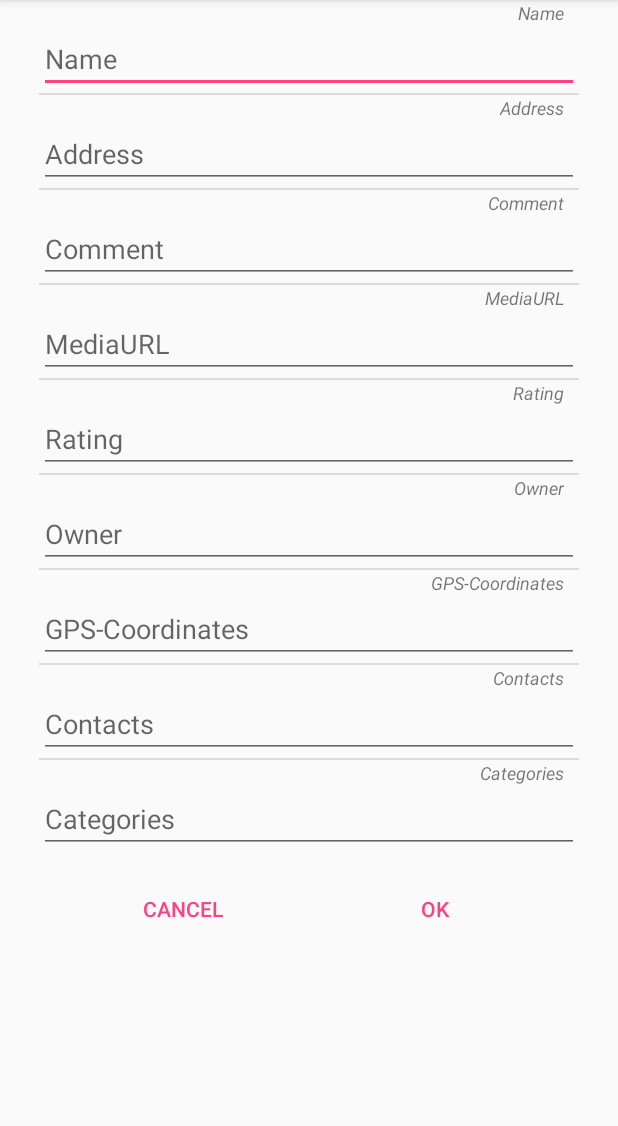
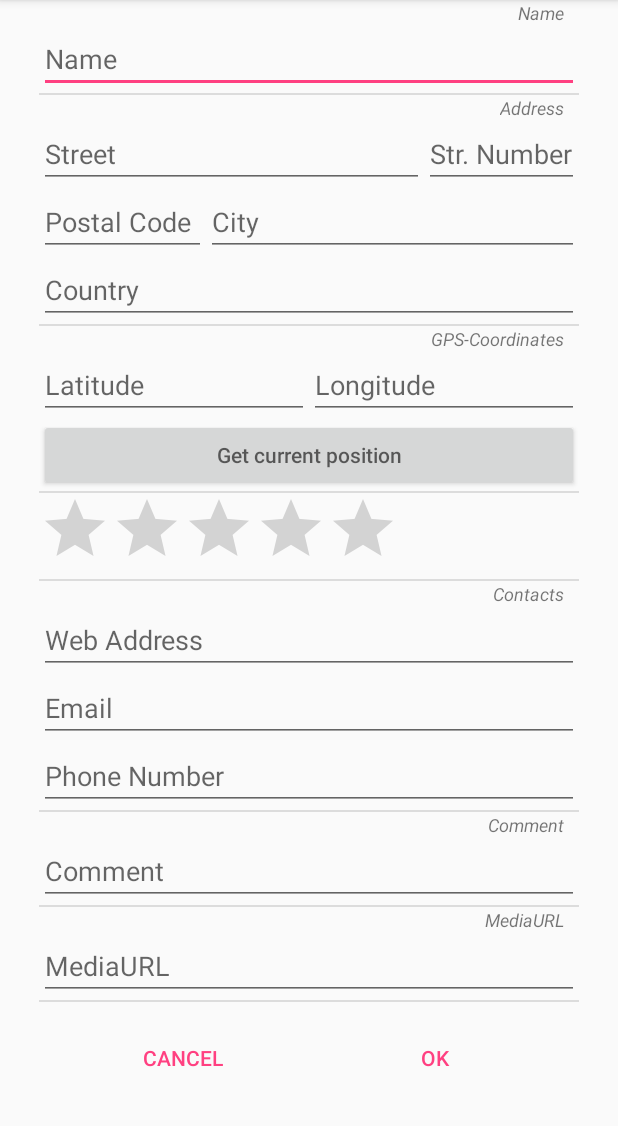
Before and after one commit to pflingstring/place-planner, an Android app: the LocationEditFragment screen opened directly, with no data from a screen before it, on a phone screen of 412 x 824 dp, the part 84-1210 px from its top. Run offline under Robolectric (Android 15) with nearby library versions, the light colour scheme and no system bars.

Commit message:
update LocationEdit view

```diff
--- a/SWP16_Impl_NST/app/src/main/java/swp/swp16_impl_nst/locations/views/fragments/LocationEditFragment.java
+++ b/SWP16_Impl_NST/app/src/main/java/swp/swp16_impl_nst/locations/views/fragments/LocationEditFragment.java
@@ -27,15 +27,9 @@ public class LocationEditFragment extends Fragment
     private final static String CURRENT_POSITION = LocationsMainActivity.CURRENT_POSITION;
     OnClickListener clickListener;
     private EditText name;
-    private EditText owner;
-    private EditText rating;
-    private EditText address;
     private EditText comment;
     private EditText mediaUrl;
-    private EditText contacts;
     private Location location;
-    private EditText categories;
-    private EditText coordinates;
 
     public LocationEditFragment()
     { /** Required empty public constructor */ }
@@ -132,27 +126,10 @@ public class LocationEditFragment extends Fragment
     public void setName(EditText name)
     { this.name = name; }
 
-    public void setOwner(EditText owner)
-    { this.owner = owner; }
-
-    public void setRating(EditText rating)
-    { this.rating = rating; }
-
-    public void setAddress(EditText address)
-    { this.address = address; }
-
     public void setComment(EditText comment)
     { this.comment = comment; }
-
-    public void setContacts(EditText contacts)
-    { this.contacts = contacts; }
 
     public void setMediaUrl(EditText mediaUrl)
     { this.mediaUrl = mediaUrl; }
 
-    public void setCategories(EditText categories)
-    { this.categories = categories; }
-
-    public void setCoordinates(EditText coordinates)
-    { this.coordinates = coordinates; }
 }
--- a/SWP16_Impl_NST/app/src/main/java/swp/swp16_impl_nst/utils/LocationUtils.java
+++ b/SWP16_Impl_NST/app/src/main/java/swp/swp16_impl_nst/utils/LocationUtils.java
@@ -23,37 +23,19 @@ public class LocationUtils
         if (fragment instanceof LocationEditFragment)
         {
             EditText name  = (EditText) view.findViewById(R.id.name);
-            EditText owner = (EditText) view.findViewById(R.id.owner);
-            EditText rating  = (EditText) view.findViewById(R.id.rating);
             EditText comment = (EditText) view.findViewById(R.id.comment);
-            EditText address = (EditText) view.findViewById(R.id.address);
             EditText mediaUrl    = (EditText) view.findViewById(R.id.mediaUrl);
-            EditText categories  = (EditText) view.findViewById(R.id.categories);
-            EditText contacts    = (EditText) view.findViewById(R.id.contactDetails);
-            EditText coordinates = (EditText) view.findViewById(R.id.gpsCoordinates);
 
             if (location != null)
             {
                 name.setText(location.getName());
                 comment.setText(location.getComment());
                 mediaUrl.setText(location.getMediaUrl());
-                owner.setText(location.getOwner().toString());
-                rating.setText(location.getRating().toString());
-                address.setText(location.getAddress().toString());
-                contacts.setText(location.getContact().toString());
-                categories.setText(location.getCategory().toString());
-                coordinates.setText(location.getCoordinates().toString());
             }
 
             ((LocationEditFragment) fragment).setName(name);
-            ((LocationEditFragment) fragment).setOwner(owner);
-            ((LocationEditFragment) fragment).setRating(rating);
             ((LocationEditFragment) fragment).setComment(comment);
-            ((LocationEditFragment) fragment).setAddress(address);
-            ((LocationEditFragment) fragment).setContacts(contacts);
             ((LocationEditFragment) fragment).setMediaUrl(mediaUrl);
-            ((LocationEditFragment) fragment).setCategories(categories);
-            ((LocationEditFragment) fragment).setCoordinates(coordinates);
         }
         else // is instance of LocationDetailsFragment
         {
@@ -61,7 +43,7 @@ public class LocationUtils
             TextView country = (TextView) view.findViewById(R.id.country);
             TextView address_city = (TextView) view.findViewById(R.id.address_city);
             TextView address_street = (TextView) view.findViewById(R.id.address_street);
-            TextView address_number = (TextView) view.findViewById(R.id.address_number);
+            TextView address_number = (TextView) view.findViewById(R.id.street_number);
             TextView category_main_name = (TextView) view.findViewById(R.id.category_main_name);
             TextView address_postal_code = (TextView) view.findViewById(R.id.address_postal_code);
             RatingBar ratingBar = (RatingBar) view.findViewById(R.id.rating);
--- a/SWP16_Impl_NST/app/src/main/res/layout/fragment_location_details.xml
+++ b/SWP16_Impl_NST/app/src/main/res/layout/fragment_location_details.xml
@@ -72,7 +72,7 @@
                 android:paddingRight="10dp"/>
 
             <TextView
-                android:id="@+id/address_number"
+                android:id="@+id/street_number"
                 android:layout_width="match_parent"
                 android:layout_height="wrap_content"/>
         </LinearLayout>
--- a/SWP16_Impl_NST/app/src/main/res/layout/fragment_location_edit.xml
+++ b/SWP16_Impl_NST/app/src/main/res/layout/fragment_location_edit.xml
@@ -8,127 +8,193 @@
     <LinearLayout
         android:layout_width="match_parent"
         android:layout_height="wrap_content"
-        android:paddingRight="10dp"
+        android:orientation="vertical"
         android:paddingLeft="10dp"
-        android:orientation="vertical">
+        android:paddingRight="10dp">
 
+
+        <!--location name-->
         <TextView
             style="@style/SmallAndItalic"
             android:layout_width="wrap_content"
             android:layout_height="wrap_content"
             android:layout_gravity="end"
             android:text="@string/name"/>
+
         <EditText
+            android:id="@+id/name"
             android:layout_width="match_parent"
             android:layout_height="wrap_content"
-            android:hint="@string/name"
-            android:id="@+id/name"/>
+            android:hint="@string/name"/>
         <View style="@style/Divider"/>
 
+
+        <!--Address-->
         <TextView
             style="@style/SmallAndItalic"
             android:layout_width="wrap_content"
             android:layout_height="wrap_content"
             android:layout_gravity="end"
             android:text="@string/address"/>
+
+        <!--Street and number-->
+        <LinearLayout
+            android:layout_width="match_parent"
+            android:layout_height="wrap_content"
+            android:orientation="horizontal">
+
+            <EditText
+                android:id="@+id/address_street"
+                android:layout_width="0dp"
+                android:layout_height="wrap_content"
+                android:layout_weight="1"
+                android:hint="@string/street"
+                android:paddingRight="10dp"/>
+
+            <EditText
+                android:id="@+id/street_number"
+                android:layout_width="wrap_content"
+                android:layout_height="wrap_content"
+                android:hint="@string/str_number"/>
+        </LinearLayout>
+
+        <!--city and postal code-->
+        <LinearLayout
+            android:layout_width="match_parent"
+            android:layout_height="wrap_content"
+            android:orientation="horizontal">
+
+            <EditText
+                android:id="@+id/address_postal_code"
+                android:layout_width="wrap_content"
+                android:layout_height="wrap_content"
+                android:hint="@string/postal_code"
+                android:inputType="number"
+                android:paddingRight="10dp"/>
+
+            <EditText
+                android:id="@+id/address_city"
+                android:layout_width="0dp"
+                android:layout_height="wrap_content"
+                android:layout_weight="1"
+                android:hint="@string/city"/>
+        </LinearLayout>
+
         <EditText
             android:layout_width="match_parent"
             android:layout_height="wrap_content"
-            android:hint="@string/address"
-            android:id="@+id/address"/>
+            android:hint="@string/country"/>
         <View style="@style/Divider"/>
 
+
+        <!--GPS Coordinates-->
+        <TextView
+            style="@style/SmallAndItalic"
+            android:layout_width="wrap_content"
+            android:layout_height="wrap_content"
+            android:layout_gravity="end"
+            android:text="@string/coordinates"/>
+
+        <LinearLayout
+            android:layout_width="match_parent"
+            android:layout_height="wrap_content"
+            android:orientation="horizontal">
+
+            <EditText
+                android:id="@+id/gpsLat"
+                android:layout_width="0dp"
+                android:layout_height="wrap_content"
+                android:layout_weight="1"
+                android:hint="@string/lat"
+                android:inputType="number"/>
+
+            <EditText
+                android:id="@+id/gpsLong"
+                android:layout_width="0dp"
+                android:layout_height="wrap_content"
+                android:layout_weight="1"
+                android:hint="@string/lng"
+                android:inputType="number"/>
+        </LinearLayout>
+
+        <Button
+            android:layout_width="match_parent"
+            android:layout_height="wrap_content"
+            android:hint="@string/get_curr_position"/>
+        <View style="@style/Divider"/>
+
+
+        <!--rating bar-->
+        <RatingBar
+            android:id="@+id/rating"
+            android:layout_width="wrap_content"
+            android:layout_height="wrap_content"
+            android:numStars="5"/>
+        <View style="@style/Divider"/>
+
+
+        <!--Contact details-->
+        <TextView
+            style="@style/SmallAndItalic"
+            android:layout_width="wrap_content"
+            android:layout_height="wrap_content"
+            android:layout_gravity="end"
+            android:text="@string/contactDetails"/>
+
+        <EditText
+            android:id="@+id/web_address"
+            android:layout_width="match_parent"
+            android:layout_height="wrap_content"
+            android:hint="@string/web_address"/>
+        <EditText
+            android:id="@+id/email"
+            android:layout_width="match_parent"
+            android:layout_height="wrap_content"
+            android:inputType="textEmailAddress"
+            android:hint="@string/email"/>
+        <EditText
+            android:id="@+id/phone_number"
+            android:layout_width="match_parent"
+            android:layout_height="wrap_content"
+            android:inputType="phone"
+            android:hint="@string/phone_number"/>
+        <View style="@style/Divider"/>
+
+
+        <!--Comment-->
         <TextView
             style="@style/SmallAndItalic"
             android:layout_width="wrap_content"
             android:layout_height="wrap_content"
             android:layout_gravity="end"
             android:text="@string/comment"/>
+
         <EditText
+            android:id="@+id/comment"
             android:layout_width="match_parent"
             android:layout_height="wrap_content"
-            android:hint="@string/comment"
-            android:id="@+id/comment"/>
+            android:hint="@string/comment"/>
         <View style="@style/Divider"/>
 
+
+        <!--MediaUrl-->
         <TextView
             style="@style/SmallAndItalic"
             android:layout_width="wrap_content"
             android:layout_height="wrap_content"
             android:layout_gravity="end"
             android:text="@string/mediaUrl"/>
+
         <EditText
+            android:id="@+id/mediaUrl"
             android:layout_width="match_parent"
             android:layout_height="wrap_content"
-            android:inputType="textUri"
             android:hint="@string/mediaUrl"
-            android:id="@+id/mediaUrl"/>
+            android:inputType="textUri"/>
         <View style="@style/Divider"/>
 
-        <TextView
-            style="@style/SmallAndItalic"
-            android:layout_width="wrap_content"
-            android:layout_height="wrap_content"
-            android:layout_gravity="end"
-            android:text="@string/rating"/>
-        <EditText
-            android:layout_width="match_parent"
-            android:layout_height="wrap_content"
-            android:hint="@string/rating"
-            android:id="@+id/rating"/>
-        <View style="@style/Divider"/>
 
-        <TextView
-            style="@style/SmallAndItalic"
-            android:layout_width="wrap_content"
-            android:layout_height="wrap_content"
-            android:layout_gravity="end"
-            android:text="@string/owner"/>
-        <EditText
-            android:layout_width="match_parent"
-            android:layout_height="wrap_content"
-            android:hint="@string/owner"
-            android:id="@+id/owner"/>
-        <View style="@style/Divider"/>
-
-        <TextView
-            style="@style/SmallAndItalic"
-            android:layout_width="wrap_content"
-            android:layout_height="wrap_content"
-            android:layout_gravity="end"
-            android:text="@string/coordinates"/>
-        <EditText
-            android:layout_width="match_parent"
-            android:layout_height="wrap_content"
-            android:hint="@string/coordinates"
-            android:id="@+id/gpsCoordinates"/>
-        <View style="@style/Divider"/>
-
-        <TextView
-            style="@style/SmallAndItalic"
-            android:layout_width="wrap_content"
-            android:layout_height="wrap_content"
-            android:layout_gravity="end"
-            android:text="@string/contactDetails"/>
-        <EditText
-            android:layout_width="match_parent"
-            android:layout_height="wrap_content"
-            android:hint="@string/contactDetails"
-            android:id="@+id/contactDetails"/>
-        <View style="@style/Divider"/>
-
-        <TextView
-            style="@style/SmallAndItalic"
-            android:layout_width="wrap_content"
-            android:layout_height="wrap_content"
-            android:layout_gravity="end"
-            android:text="@string/categories"/>
-        <EditText
-            android:layout_width="match_parent"
-            android:layout_height="wrap_content"
-            android:hint="@string/categories"
-            android:id="@+id/categories"/>
-
+        <!--Buttons-->
         <LinearLayout
             style="?android:attr/buttonBarButtonStyle"
             android:layout_width="match_parent"
@@ -139,20 +205,18 @@
                 style="?android:attr/buttonBarButtonStyle"
                 android:layout_width="0dp"
                 android:layout_height="wrap_content"
-                android:text="@string/cancel"
                 android:layout_weight="1"
                 android:onClick="navigateBack"
-            />
+                android:text="@string/cancel"/>
+
             <Button
+                android:id="@+id/okButton"
                 style="?android:attr/buttonBarButtonStyle"
-                android:id="@+id/okButton"
                 android:layout_width="0dp"
                 android:layout_height="wrap_content"
                 android:layout_weight="1"
-                android:text="@string/ok"
-            />
+                android:text="@string/ok"/>
         </LinearLayout>
-
     </LinearLayout>
 
 </android.support.v4.widget.NestedScrollView>
--- a/SWP16_Impl_NST/app/src/main/res/values/strings.xml
+++ b/SWP16_Impl_NST/app/src/main/res/values/strings.xml
@@ -25,6 +25,19 @@
     <!--location Details/Edit-->
     <string name="cancel">Cancel</string>
     <string name="ok">OK</string>
+    <string name="street">Street</string>
+    <string name="str_number">Str. Number</string>
+    <string name="postal_code">Postal Code</string>
+    <string name="city">City</string>
+    <string name="country">Country</string>
+    <string name="lat">Latitude</string>
+    <string name="lng">Longitude</string>
+    <string name="get_curr_position">Get current position</string>
+    <string name="web_address">Web Address</string>
+    <string name="email">Email</string>
+    <string name="phone_number">Phone Number</string>
+
+
 
     <string name="name">Name</string>
     <string name="comment">Comment</string>
```
